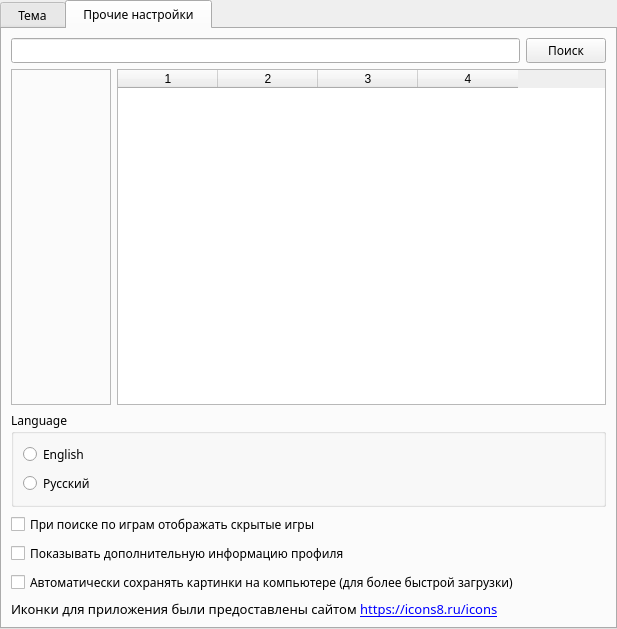
Arankir/AraSteamManager, file AraSteamManager/subform/formsettings.ui: the form before one commit.
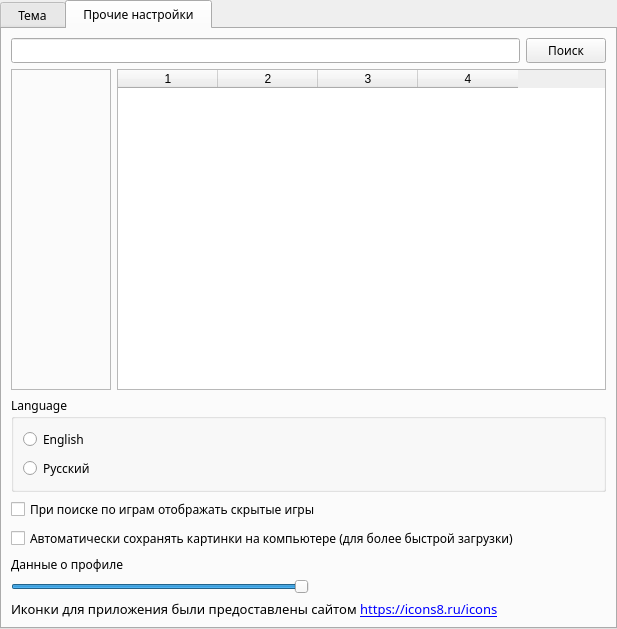
The form after the commit.

Commit message: bugfix + profile size

Diff of the .ui file:
```diff
--- a/AraSteamManager/subform/formsettings.ui
+++ b/AraSteamManager/subform/formsettings.ui
@@ -193,13 +193,6 @@
          </property>
         </widget>
        </item>
-       <item>
-        <widget class="QCheckBox" name="CheckBoxVisibleProfileInfo">
-         <property name="text">
-          <string>Показывать дополнительную информацию профиля</string>
-         </property>
-        </widget>
-       </item>
        <item>
         <widget class="QCheckBox" name="CheckBoxSaveImage">
          <property name="text">
@@ -207,6 +200,47 @@
          </property>
         </widget>
        </item>
+       <item>
+        <layout class="QHBoxLayout" name="horizontalLayout_2">
+         <item>
+          <layout class="QVBoxLayout" name="verticalLayout_2">
+           <item>
+            <widget class="QLabel" name="label">
+             <property name="text">
+              <string>Данные о профиле</string>
+             </property>
+            </widget>
+           </item>
+           <item>
+            <widget class="QSlider" name="SliderProfileSize">
+             <property name="maximum">
+              <number>2</number>
+             </property>
+             <property name="value">
+              <number>2</number>
+             </property>
+             <property name="orientation">
+              <enum>Qt::Horizontal</enum>
+             </property>
+            </widget>
+           </item>
+          </layout>
+         </item>
+         <item>
+          <spacer name="horizontalSpacer">
+           <property name="orientation">
+            <enum>Qt::Horizontal</enum>
+           </property>
+           <property name="sizeHint" stdset="0">
+            <size>
+             <width>40</width>
+             <height>20</height>
+            </size>
+           </property>
+          </spacer>
+         </item>
+        </layout>
+       </item>
        <item>
         <widget class="QLabel" name="labelIcons8">
          <property name="font">
```
Left out of the diff: 2 changed lines with no effect on the pictures. The commit also changes 2022 other files.
